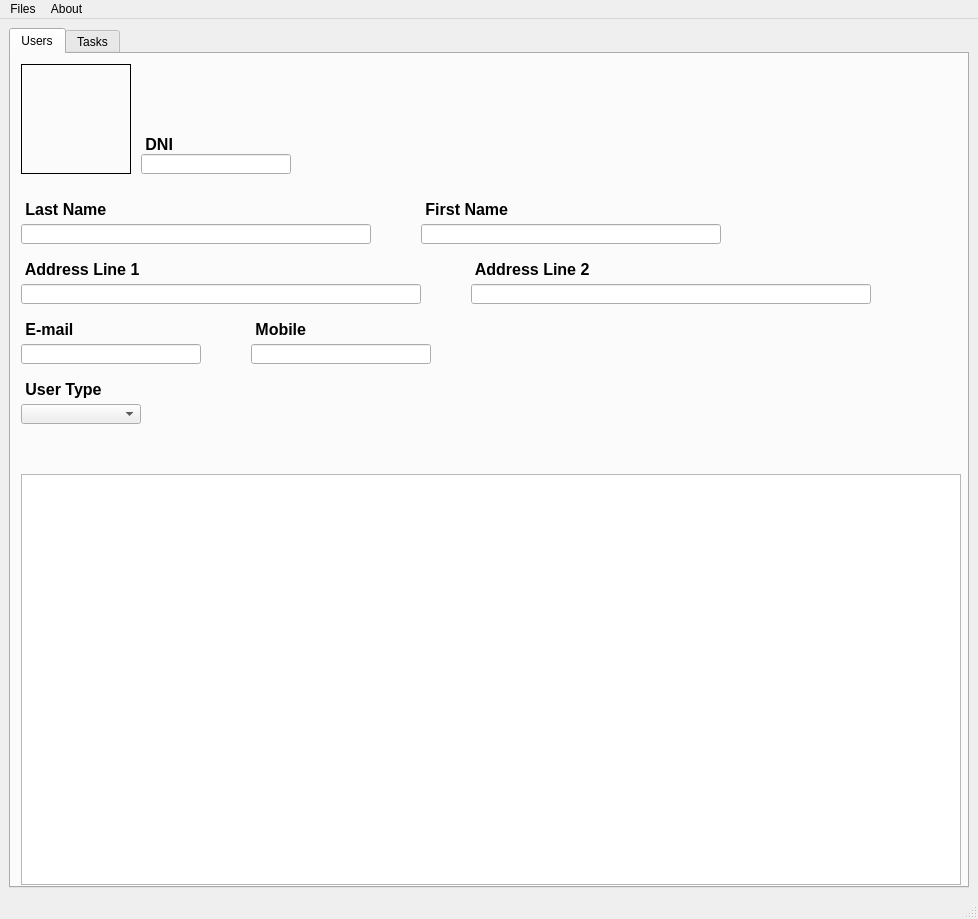
Qt form windows/MainWindow.ui (IsolracI/DI-recuperacion) before a commit.
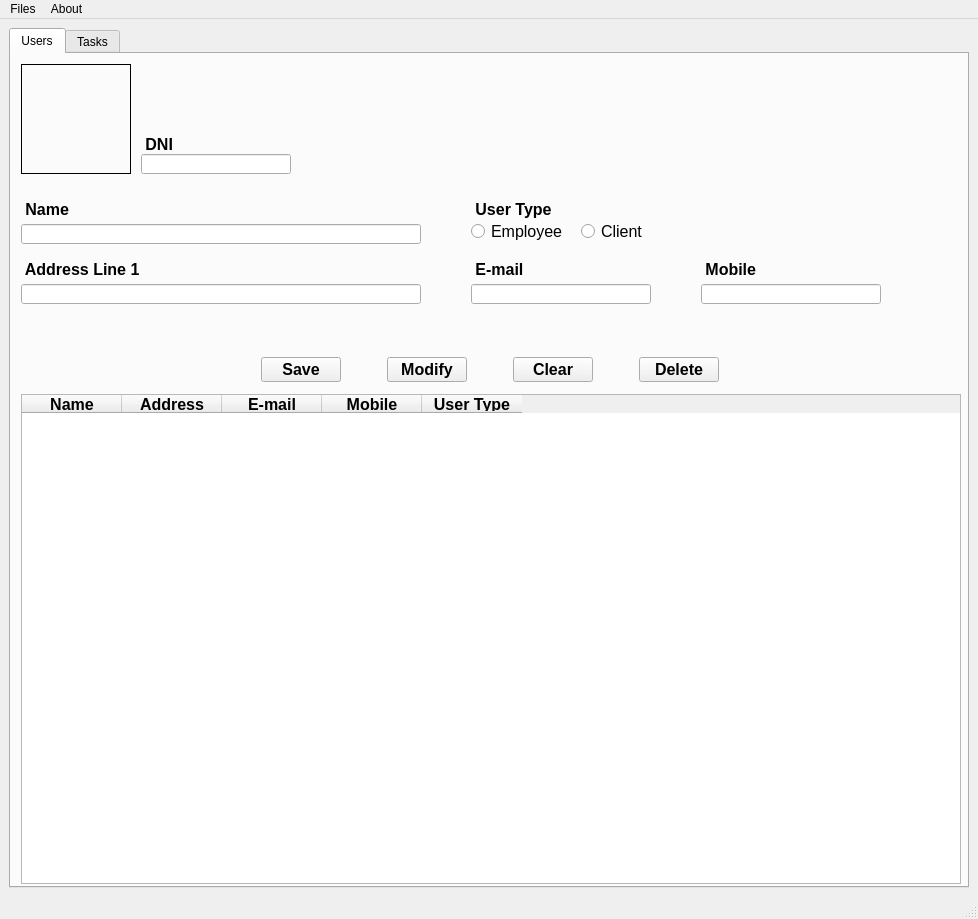
The same form after that commit.

Commit message: ui(windows): añadir botones y un campo nuevo (€/hour)

What changed in the file:
```diff
--- a/windows/MainWindow.ui
+++ b/windows/MainWindow.ui
@@ -113,7 +113,7 @@
          </font>
         </property>
         <property name="text">
-         <string> Last Name</string>
+         <string> Name</string>
         </property>
        </widget>
        <widget class="QLineEdit" name="txt_lastName">
@@ -121,7 +121,7 @@
          <rect>
           <x>10</x>
           <y>170</y>
-          <width>350</width>
+          <width>400</width>
           <height>20</height>
          </rect>
         </property>
@@ -134,44 +134,6 @@
          <string/>
         </property>
        </widget>
-       <widget class="QLineEdit" name="txt_firstName">
-        <property name="geometry">
-         <rect>
-          <x>410</x>
-          <y>170</y>
-          <width>300</width>
-          <height>20</height>
-         </rect>
-        </property>
-        <property name="font">
-         <font>
-          <pointsize>12</pointsize>
-         </font>
-        </property>
-        <property name="text">
-         <string/>
-        </property>
-       </widget>
-       <widget class="QLabel" name="lbl_firstName">
-        <property name="geometry">
-         <rect>
-          <x>410</x>
-          <y>145</y>
-          <width>115</width>
-          <height>20</height>
-         </rect>
-        </property>
-        <property name="font">
-         <font>
-          <pointsize>12</pointsize>
-          <weight>75</weight>
-          <bold>true</bold>
-         </font>
-        </property>
-        <property name="text">
-         <string> First Name</string>
-        </property>
-       </widget>
        <widget class="QLineEdit" name="txt_addressLine1">
         <property name="geometry">
          <rect>
@@ -210,49 +172,11 @@
          <string> Address Line 1</string>
         </property>
        </widget>
-       <widget class="QLineEdit" name="txt_addressLine2">
-        <property name="geometry">
-         <rect>
-          <x>460</x>
-          <y>230</y>
-          <width>400</width>
-          <height>20</height>
-         </rect>
-        </property>
-        <property name="font">
-         <font>
-          <pointsize>12</pointsize>
-         </font>
-        </property>
-        <property name="text">
-         <string/>
-        </property>
-       </widget>
-       <widget class="QLabel" name="lbl_addressLine2">
-        <property name="geometry">
-         <rect>
-          <x>460</x>
-          <y>205</y>
-          <width>150</width>
-          <height>20</height>
-         </rect>
-        </property>
-        <property name="font">
-         <font>
-          <pointsize>12</pointsize>
-          <weight>75</weight>
-          <bold>true</bold>
-         </font>
-        </property>
-        <property name="text">
-         <string> Address Line 2</string>
-        </property>
-       </widget>
        <widget class="QLineEdit" name="txt_email">
         <property name="geometry">
          <rect>
-          <x>10</x>
-          <y>290</y>
+          <x>460</x>
+          <y>230</y>
           <width>180</width>
           <height>20</height>
          </rect>
@@ -269,8 +193,8 @@
        <widget class="QLabel" name="lbl_email">
         <property name="geometry">
          <rect>
-          <x>10</x>
-          <y>265</y>
+          <x>460</x>
+          <y>205</y>
           <width>70</width>
           <height>20</height>
          </rect>
@@ -289,8 +213,8 @@
        <widget class="QLineEdit" name="txt_mobile">
         <property name="geometry">
          <rect>
-          <x>240</x>
-          <y>290</y>
+          <x>690</x>
+          <y>230</y>
           <width>180</width>
           <height>20</height>
          </rect>
@@ -307,8 +231,8 @@
        <widget class="QLabel" name="lbl_mobile">
         <property name="geometry">
          <rect>
-          <x>240</x>
-          <y>265</y>
+          <x>690</x>
+          <y>205</y>
           <width>70</width>
           <height>20</height>
          </rect>
@@ -327,8 +251,8 @@
        <widget class="QLabel" name="lbl_userType">
         <property name="geometry">
          <rect>
-          <x>10</x>
-          <y>325</y>
+          <x>460</x>
+          <y>145</y>
           <width>110</width>
           <height>20</height>
          </rect>
@@ -344,28 +268,13 @@
          <string> User Type</string>
         </property>
        </widget>
-       <widget class="QComboBox" name="cmb_userType">
-        <property name="geometry">
-         <rect>
-          <x>10</x>
-          <y>350</y>
-          <width>120</width>
-          <height>20</height>
-         </rect>
-        </property>
-        <property name="font">
-         <font>
-          <pointsize>12</pointsize>
-         </font>
-        </property>
-       </widget>
        <widget class="QTableWidget" name="tbl_users">
         <property name="geometry">
          <rect>
           <x>10</x>
-          <y>420</y>
+          <y>340</y>
           <width>940</width>
-          <height>411</height>
+          <height>490</height>
          </rect>
         </property>
         <property name="font">
@@ -373,6 +282,250 @@
           <pointsize>12</pointsize>
          </font>
         </property>
+        <attribute name="verticalHeaderVisible">
+         <bool>false</bool>
+        </attribute>
+        <column>
+         <property name="text">
+          <string>Name</string>
+         </property>
+         <property name="font">
+          <font>
+           <weight>75</weight>
+           <bold>true</bold>
+          </font>
+         </property>
+        </column>
+        <column>
+         <property name="text">
+          <string>Address</string>
+         </property>
+         <property name="font">
+          <font>
+           <weight>75</weight>
+           <bold>true</bold>
+          </font>
+         </property>
+        </column>
+        <column>
+         <property name="text">
+          <string>E-mail</string>
+         </property>
+         <property name="font">
+          <font>
+           <weight>75</weight>
+           <bold>true</bold>
+          </font>
+         </property>
+        </column>
+        <column>
+         <property name="text">
+          <string>Mobile</string>
+         </property>
+         <property name="font">
+          <font>
+           <weight>75</weight>
+           <bold>true</bold>
+          </font>
+         </property>
+        </column>
+        <column>
+         <property name="text">
+          <string>User Type</string>
+         </property>
+         <property name="font">
+          <font>
+           <weight>75</weight>
+           <bold>true</bold>
+          </font>
+         </property>
+        </column>
+       </widget>
+       <widget class="QRadioButton" name="radioButton">
+        <property name="geometry">
+         <rect>
+          <x>460</x>
+          <y>165</y>
+          <width>100</width>
+          <height>25</height>
+         </rect>
+        </property>
+        <property name="font">
+         <font>
+          <pointsize>12</pointsize>
+         </font>
+        </property>
+        <property name="text">
+         <string>Employee</string>
+        </property>
+       </widget>
+       <widget class="QRadioButton" name="radioButton_2">
+        <property name="geometry">
+         <rect>
+          <x>570</x>
+          <y>165</y>
+          <width>82</width>
+          <height>25</height>
+         </rect>
+        </property>
+        <property name="font">
+         <font>
+          <pointsize>12</pointsize>
+          <weight>50</weight>
+          <bold>false</bold>
+         </font>
+        </property>
+        <property name="text">
+         <string>Client</string>
+        </property>
+       </widget>
+       <widget class="QWidget" name="horizontalLayoutWidget">
+        <property name="geometry">
+         <rect>
+          <x>130</x>
+          <y>300</y>
+          <width>701</width>
+          <height>31</height>
+         </rect>
+        </property>
+        <layout class="QHBoxLayout" name="horizontalLayout_2">
+         <item>
+          <spacer name="horizontalSpacer">
+           <property name="orientation">
+            <enum>Qt::Horizontal</enum>
+           </property>
+           <property name="sizeType">
+            <enum>QSizePolicy::Fixed</enum>
+           </property>
+           <property name="sizeHint" stdset="0">
+            <size>
+             <width>80</width>
+             <height>25</height>
+            </size>
+           </property>
+          </spacer>
+         </item>
+         <item>
+          <widget class="QPushButton" name="btn_saveUser">
+           <property name="minimumSize">
+            <size>
+             <width>80</width>
+             <height>25</height>
+            </size>
+           </property>
+           <property name="maximumSize">
+            <size>
+             <width>80</width>
+             <height>25</height>
+            </size>
+           </property>
+           <property name="font">
+            <font>
+             <pointsize>12</pointsize>
+             <weight>75</weight>
+             <bold>true</bold>
+            </font>
+           </property>
+           <property name="text">
+            <string>Save</string>
+           </property>
+          </widget>
+         </item>
+         <item>
+          <widget class="QPushButton" name="btn_modifyUser">
+           <property name="minimumSize">
+            <size>
+             <width>80</width>
+             <height>25</height>
+            </size>
+           </property>
+           <property name="maximumSize">
+            <size>
+             <width>80</width>
+             <height>25</height>
+            </size>
+           </property>
+           <property name="font">
+            <font>
+             <pointsize>12</pointsize>
+             <weight>75</weight>
+             <bold>true</bold>
+            </font>
+           </property>
+           <property name="text">
+            <string>Modify</string>
+           </property>
+          </widget>
+         </item>
+         <item>
+          <widget class="QPushButton" name="btn_clearUser">
+           <property name="minimumSize">
+            <size>
+             <width>80</width>
+             <height>25</height>
+            </size>
+           </property>
+           <property name="maximumSize">
+            <size>
+             <width>80</width>
+             <height>25</height>
+            </size>
+           </property>
+           <property name="font">
+            <font>
+             <pointsize>12</pointsize>
+             <weight>75</weight>
+             <bold>true</bold>
+            </font>
+           </property>
+           <property name="text">
+            <string>Clear</string>
+           </property>
+          </widget>
+         </item>
+         <item>
+          <widget class="QPushButton" name="btn_deleteUser">
+           <property name="minimumSize">
+            <size>
+             <width>80</width>
+             <height>25</height>
+            </size>
+           </property>
+           <property name="maximumSize">
+            <size>
+             <width>80</width>
+             <height>25</height>
+            </size>
+           </property>
+           <property name="font">
+            <font>
+             <pointsize>12</pointsize>
+             <weight>75</weight>
+             <bold>true</bold>
+            </font>
+           </property>
+           <property name="text">
+            <string>Delete</string>
+           </property>
+          </widget>
+         </item>
+         <item>
+          <spacer name="horizontalSpacer_2">
+           <property name="orientation">
+            <enum>Qt::Horizontal</enum>
+           </property>
+           <property name="sizeType">
+            <enum>QSizePolicy::Fixed</enum>
+           </property>
+           <property name="sizeHint" stdset="0">
+            <size>
+             <width>80</width>
+             <height>25</height>
+            </size>
+           </property>
+          </spacer>
+         </item>
+        </layout>
        </widget>
       </widget>
       <widget class="QWidget" name="tasksTab">
```
Left out of the diff: 268 changed lines with no effect on the pictures. The commit also changes 1 other file.
